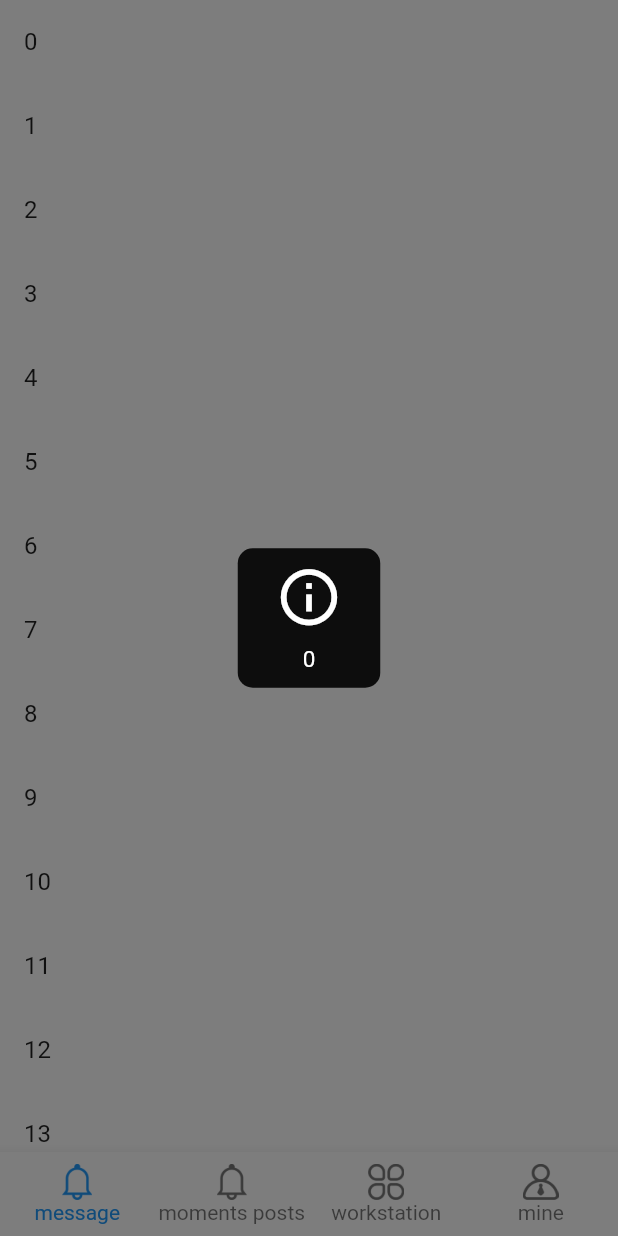
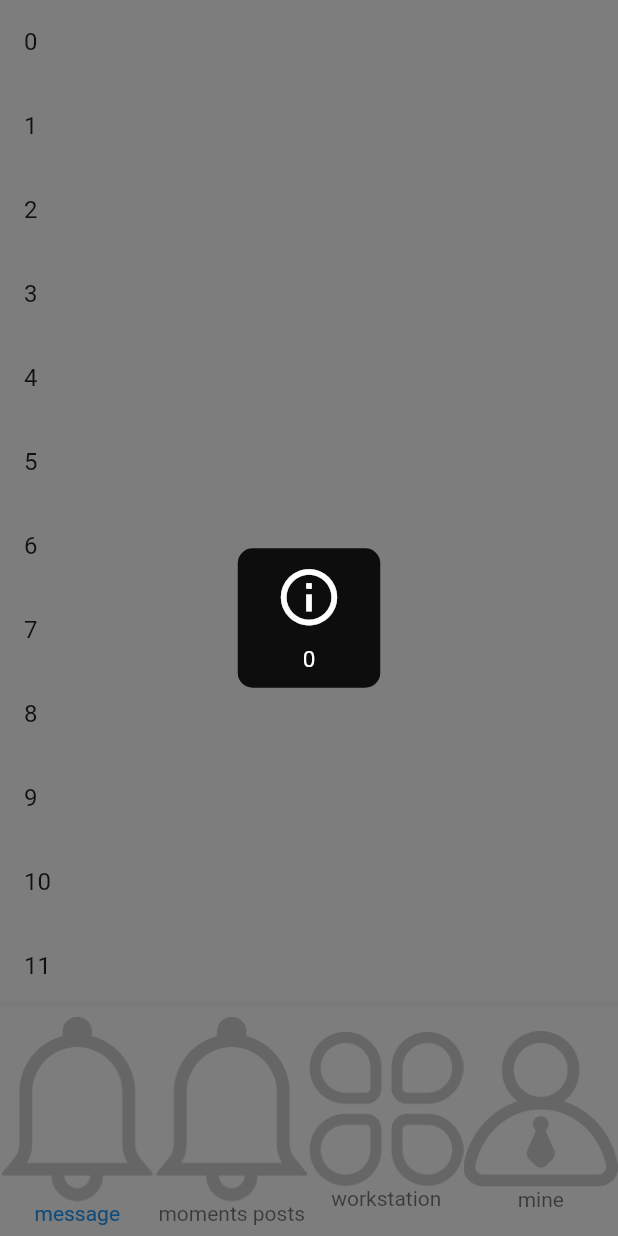
Before and after one commit to Zhangxxl/learn_cloud_demo, a Flutter app: the screen it shows after launch, after a tap on an icon or button, on a phone screen of 412 x 824 dp. Run offline on Flutter 3.47's test engine with Material 2 defaults, Android fonts, the phone set to English and light mode, and no system bars; our stand-ins replace date_format, dio, extended_image, flutter_easyloading, flutter_easyrefresh, get and 5 more; missing offline and left inert: install_plugin, leancloud_official_plugin, leancloud_storage.

Commit message:
update library

```diff
--- a/lib/component/tab_mine.dart
+++ b/lib/component/tab_mine.dart
@@ -80,11 +80,11 @@ class _TabMineState extends State<TabMine> with AutomaticKeepAliveClientMixin {
         ),
         const SizedBox(height: 10, width: double.infinity),
         buildItem(
-            iconAsset: Assets.resources.image.icModifyPwd,
+            iconAsset: Assets.resources.image.icModifyPwd.image(width: 16,height: 16),
             text: S.of(context).modify_password,
             click: modifyPassword),
         Obx(() => buildItem(
-            iconAsset: Assets.resources.image.icCleanCache,
+            iconAsset: Assets.resources.image.icCleanCache.image(width: 16,height: 16),
             text: S.of(context).clean_cache,
             info: _controller.cacheStr.value,
             click: () {
@@ -117,17 +117,17 @@ class _TabMineState extends State<TabMine> with AutomaticKeepAliveClientMixin {
             })),
         if (GetPlatform.isAndroid)
           buildItem(
-            iconAsset: Assets.resources.image.icCheckUpdate,
+            iconAsset: Assets.resources.image.icCheckUpdate.image(width: 16,height: 16),
             text: S.of(context).check_update,
             click: () => checkAppUpdate(),
           ),
         buildItem(
-          iconAsset: Assets.resources.image.icAboutMe,
+          iconAsset: Assets.resources.image.icAboutMe.image(width: 16,height: 16),
           text: S.of(context).about_us,
           click: () => Get.toNamed(Routes.PAGE_ABOUT_ME),
         ),
         buildItem(
-            iconAsset: Assets.resources.image.icAboutMe,
+            iconAsset: Assets.resources.image.icAboutMe.image(width: 16,height: 16),
             text: S.of(context).theme_setting,
             click: () {
               if (Get.isDarkMode) {
@@ -153,7 +153,7 @@ class _TabMineState extends State<TabMine> with AutomaticKeepAliveClientMixin {
               );
             }),
         buildItem(
-            iconAsset: Assets.resources.image.icAboutMe,
+            iconAsset: Assets.resources.image.icAboutMe.image(width: 16,height: 16),
             text: S.of(context).theme_mode_setting,
             click: () async {
               final ThemeMode? result = await Get.dialog(
@@ -192,7 +192,7 @@ class _TabMineState extends State<TabMine> with AutomaticKeepAliveClientMixin {
               logger.i("result: $result");
             }),
         buildItem(
-            iconAsset: Assets.resources.image.icAboutMe,
+            iconAsset: Assets.resources.image.icAboutMe.image(width: 16,height: 16),
             text: S.of(context).change_language,
             click: () async {
               final SupportLanguage? selectLanguage =
@@ -254,7 +254,7 @@ class _TabMineState extends State<TabMine> with AutomaticKeepAliveClientMixin {
   bool get wantKeepAlive => true;
 
   Widget buildItem(
-          {required AssetImage iconAsset,
+          {required Widget iconAsset,
           required String text,
           required VoidCallback click,
           String? info}) =>
@@ -276,7 +276,8 @@ class _TabMineState extends State<TabMine> with AutomaticKeepAliveClientMixin {
               child: Row(
                 crossAxisAlignment: CrossAxisAlignment.center,
                 children: [
-                  ImageIcon(iconAsset, size: 16),
+                  // ImageIcon(iconAsset, size: 16),
+                  iconAsset,
                   const SizedBox(width: 12),
                   Text(text, style: Get.theme.textTheme.subtitle1),
                   const Spacer(),
--- a/lib/l10n/intl_en.arb
+++ b/lib/l10n/intl_en.arb
@@ -1,5 +1,7 @@
 {
   "@@locale": "en",
+  "unknowError":"An unknown error",
+  "networkError":"Abnormal network connection",
   "appName": "Test App",
   "accHint": "Please input account",
   "pwdHint": "Please input password",
--- a/lib/l10n/intl_zh.arb
+++ b/lib/l10n/intl_zh.arb
@@ -1,5 +1,7 @@
 {
   "@@locale": "zh",
+  "unknowError":"未知错误",
+  "networkError":"网络连接异常",
   "appName": "测试应用",
   "accHint": "请输入账号",
   "pwdHint": "请输入密码",
--- a/lib/l10n/intl_zh_TW.arb
+++ b/lib/l10n/intl_zh_TW.arb
@@ -1,5 +1,7 @@
 {
   "@@locale": "zh_TW",
+  "unknowError":"未知錯誤",
+  "networkError":"網絡連接異常",
   "appName": "測試應用",
   "accHint": "請輸入賬號",
   "pwdHint": "請輸入密碼",
--- a/lib/page/home.dart
+++ b/lib/page/home.dart
@@ -78,10 +78,10 @@ class Home extends StatelessWidget {
             onTap: _onItemTapped,
             type: BottomNavigationBarType.fixed,
             items: <BottomNavigationBarItem>[
-              BottomNavigationBarItem(icon: ImageIcon(Assets.resources.image.icNotice), label: S.current.message),
-              BottomNavigationBarItem(icon: ImageIcon(Assets.resources.image.icNotice), label: S.current.moments_posts),
-              BottomNavigationBarItem(icon: ImageIcon(Assets.resources.image.icWork), label: S.current.work_station),
-              BottomNavigationBarItem(icon: ImageIcon(Assets.resources.image.icMine), label: S.current.mine),
+              BottomNavigationBarItem(icon: Assets.resources.image.icNotice.image(), label: S.current.message),
+              BottomNavigationBarItem(icon: Assets.resources.image.icNotice.image(), label: S.current.moments_posts),
+              BottomNavigationBarItem(icon: Assets.resources.image.icWork.image(), label: S.current.work_station),
+              BottomNavigationBarItem(icon: Assets.resources.image.icMine.image(), label: S.current.mine),
             ],
           ),
         ),
--- a/lib/page/register.dart
+++ b/lib/page/register.dart
@@ -63,7 +63,7 @@ class Register extends StatelessWidget {
                     focusedBorder: const UnderlineInputBorder(borderSide: BorderSide(color: MyColor.inputBorderColor)),
                     enabledBorder: const UnderlineInputBorder(borderSide: BorderSide(color: MyColor.inputBorderColor)),
                     suffixIcon: IconButton(
-                      icon: ImageIcon(Assets.resources.image.icClean, size: 14, color: MyColor.gray),
+                      icon: Assets.resources.image.icClean.image(width: 14, height: 14, color: MyColor.gray),
                       onPressed: () => pwdController.clear(),
                     ),
                   ),
@@ -97,6 +97,8 @@ class Register extends StatelessWidget {
       } else {
         EasyLoading.showError(S.current.register_fail);
       }
+    } on Exception {
+      EasyLoading.showError(S.current.file_error);
     }
   }
 }
```
Also changed, not shown: lib/page/login.dart (+34 -20 lines), pubspec.yaml (+22 -20 lines), lib/generated/assets.gen.dart, pubspec.lock, 1 other file.
